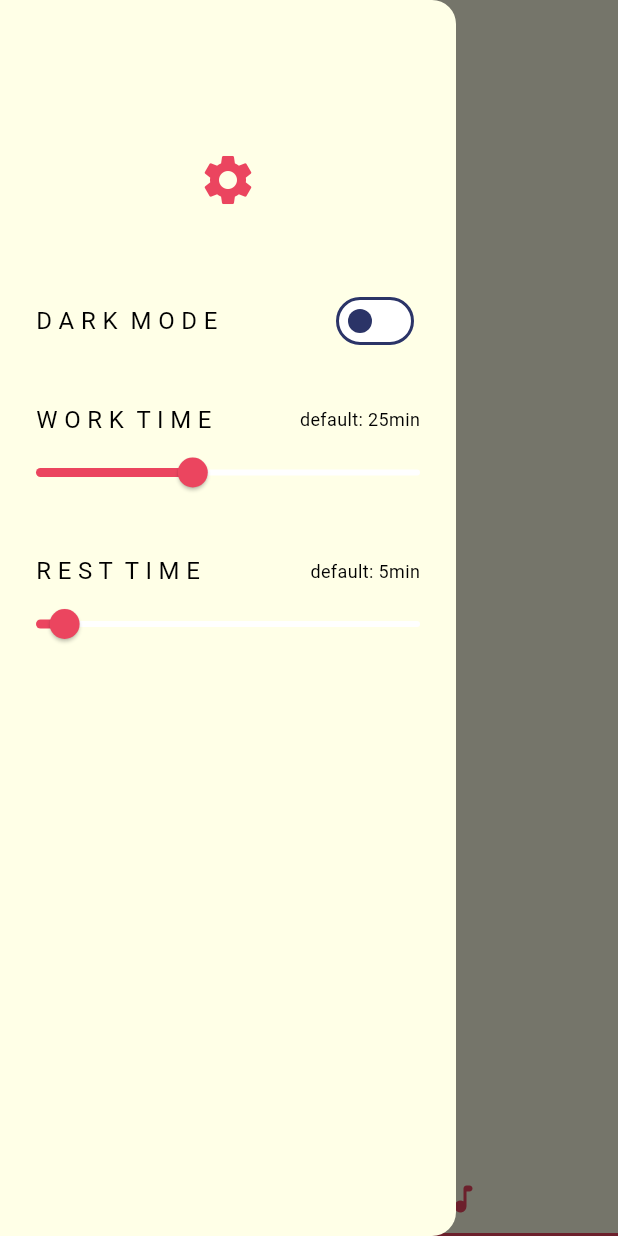
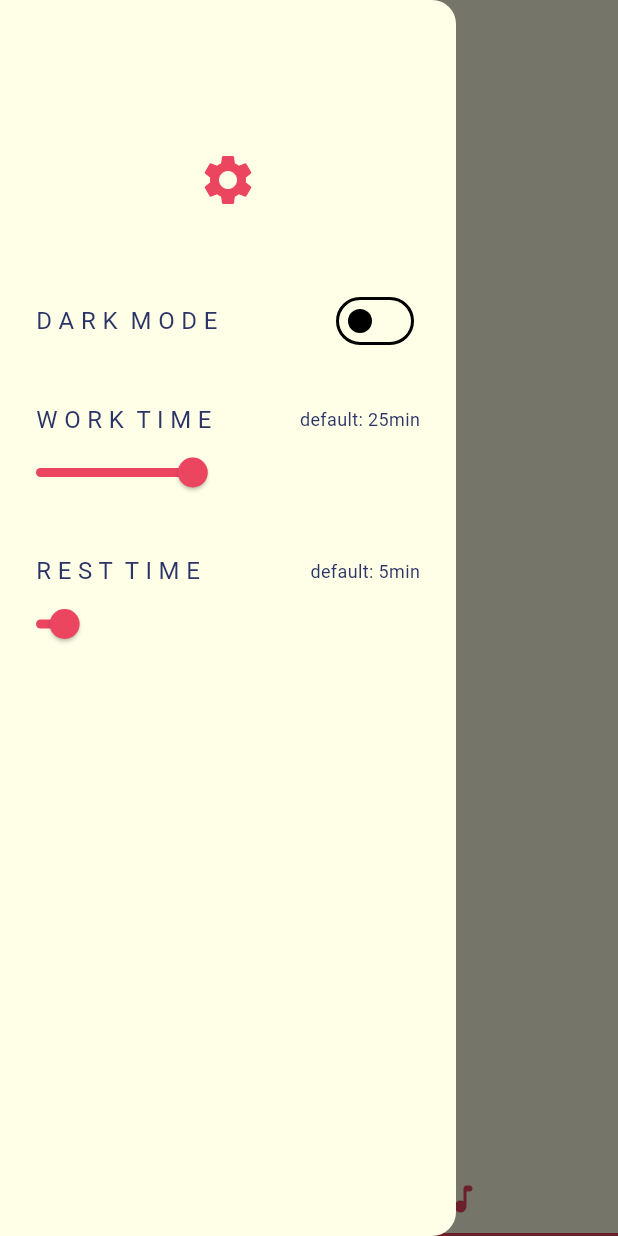
Before and after one commit to RikiSanjayaa/pomodoro_flutter_app, a Flutter app: the screen it shows after launch, tab 2 chosen, with the side drawer open, on a phone screen of 412 x 824 dp. Run offline on Flutter 3.47's test engine with Material 3 defaults, Android fonts, the phone set to English and light mode, and no system bars; our stand-ins replace flutter_local_notifications, google_fonts.

Commit message:
background depracated fix + sha change in pubspec.lock

```diff
--- a/lib/models/button_model.dart
+++ b/lib/models/button_model.dart
@@ -43,7 +43,7 @@ class PlayButton extends StatelessWidget {
                 textString,
                 style: GoogleFonts.roboto(
                   fontSize: 24,
-                  color: Theme.of(context).colorScheme.onBackground,
+                  color: Theme.of(context).colorScheme.onSurface,
                   fontWeight: FontWeight.w800,
                   letterSpacing: 2,
                 ),
--- a/lib/providers/theme_provider.dart
+++ b/lib/providers/theme_provider.dart
@@ -8,8 +8,8 @@ class ThemeProvider extends ChangeNotifier {
   late Color _bgColor;
   late String _currentBgColor;
 
-  ThemeProvider() : _bgColor = lightYellowMode.colorScheme.background {
-    _bgColor = _themeData.colorScheme.background;
+  ThemeProvider() : _bgColor = lightYellowMode.colorScheme.surface {
+    _bgColor = _themeData.colorScheme.surface;
     _currentBgColor = 'background';
   }
 
@@ -58,7 +58,7 @@ class ThemeProvider extends ChangeNotifier {
           bgColor = darkBlueMode.colorScheme.tertiary;
           break;
         default:
-          bgColor = darkBlueMode.colorScheme.background;
+          bgColor = darkBlueMode.colorScheme.surface;
       }
     } else {
       themeData = lightYellowMode;
@@ -70,7 +70,7 @@ class ThemeProvider extends ChangeNotifier {
           bgColor = lightYellowMode.colorScheme.tertiary;
           break;
         default:
-          bgColor = lightYellowMode.colorScheme.background;
+          bgColor = lightYellowMode.colorScheme.surface;
       }
     }
   }
--- a/lib/screens/home_screen.dart
+++ b/lib/screens/home_screen.dart
@@ -33,7 +33,7 @@ class _HomeScreenState extends State<HomeScreen>
 
   @override
   Widget build(BuildContext context) {
-    final Color textColor = Theme.of(context).colorScheme.onBackground;
+    final Color textColor = Theme.of(context).colorScheme.onSurface;
     final Color redPrimary = Theme.of(context).colorScheme.primary;
 
     Color bgColor = Provider.of<ThemeProvider>(context, listen: true).bgColor;
--- a/lib/screens/timer_screen.dart
+++ b/lib/screens/timer_screen.dart
@@ -87,7 +87,7 @@ class _TimerScreenState extends State<TimerScreen>
   void resetPage() {
     _timerState = TimerState.initial;
     Provider.of<ThemeProvider>(context, listen: false)
-        .changeBgColor(Theme.of(context).colorScheme.background, 'background');
+        .changeBgColor(Theme.of(context).colorScheme.surface, 'background');
     Navigator.pushReplacement(
       context,
       PageRouteBuilder(
@@ -128,7 +128,7 @@ class _TimerScreenState extends State<TimerScreen>
             );
             myDuration = Duration(seconds: workDuration);
             Provider.of<ThemeProvider>(context, listen: false).changeBgColor(
-                Theme.of(context).colorScheme.background, 'background');
+                Theme.of(context).colorScheme.surface, 'background');
             textBelowTimer = 'Work Time';
           });
           counter++;
@@ -190,7 +190,7 @@ class _TimerScreenState extends State<TimerScreen>
   Widget build(BuildContext context) {
     super.build(context);
 
-    Color textColor = Theme.of(context).colorScheme.onBackground;
+    Color textColor = Theme.of(context).colorScheme.onSurface;
 
     String strDigits(int n) => n.toString().padLeft(2, '0');
 
--- a/lib/themes/dark_theme.dart
+++ b/lib/themes/dark_theme.dart
@@ -2,10 +2,10 @@ import 'package:flutter/material.dart';
 
 ThemeData darkBlueMode = ThemeData(
   colorScheme: const ColorScheme.dark(
-    background: Color.fromARGB(255, 22, 33, 62),
+    surface: Color.fromARGB(255, 22, 33, 62),
     primary: Color.fromARGB(255, 233, 69, 96),
     secondary: Color.fromARGB(255, 15, 52, 96),
     tertiary: Color.fromARGB(255, 52, 26, 90),
-    onBackground: Color.fromARGB(255, 225, 230, 255),
+    onSurface: Color.fromARGB(255, 225, 230, 255),
   ),
 );
--- a/lib/themes/light_theme.dart
+++ b/lib/themes/light_theme.dart
@@ -2,10 +2,10 @@ import 'package:flutter/material.dart';
 
 ThemeData lightYellowMode = ThemeData(
   colorScheme: const ColorScheme.light(
-    background: Color.fromARGB(255, 255, 255, 231),
+    surface: Color.fromARGB(255, 255, 255, 231),
     primary: Color.fromARGB(255, 235, 69, 95),
     secondary: Color.fromARGB(255, 186, 215, 233),
     tertiary: Color.fromARGB(255, 186, 233, 194),
-    onBackground: Color.fromARGB(255, 43, 52, 103),
+    onSurface: Color.fromARGB(255, 43, 52, 103),
   ),
 );
```
Also changed, not shown: pubspec.lock.
